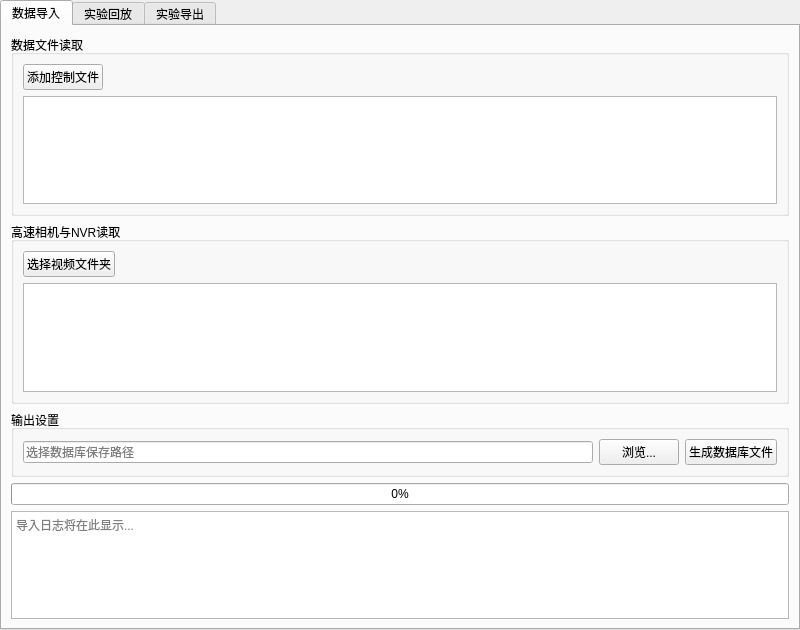
Qt form mainwindow.ui (concrettojava/completeApp) before a commit.
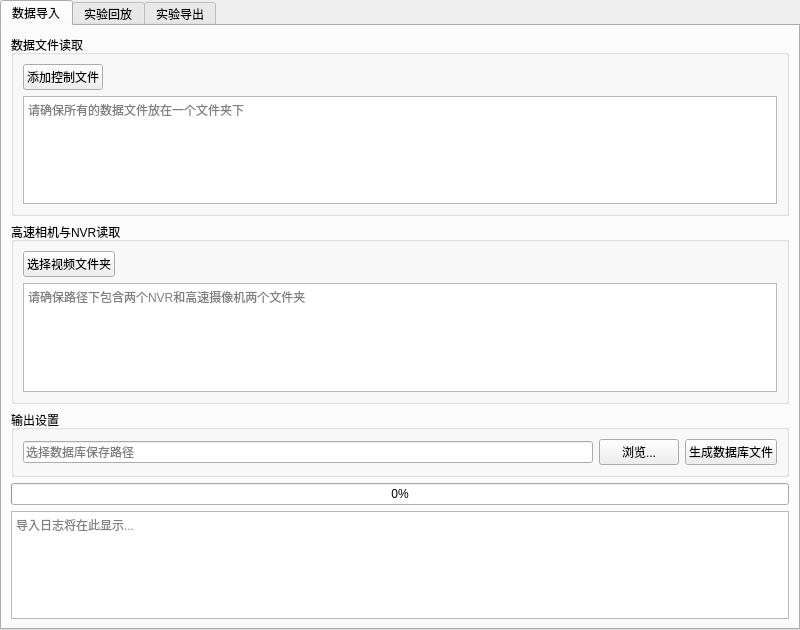
The same form after that commit. The open tabs and pages were chosen to show the change.

Commit message: 新增数据导入模块

```diff
--- a/mainwindow.ui
+++ b/mainwindow.ui
@@ -68,7 +68,14 @@
             </layout>
            </item>
            <item>
-            <widget class="QListView" name="csvList"/>
+            <widget class="QTextEdit" name="textEdit">
+             <property name="readOnly">
+              <bool>true</bool>
+             </property>
+             <property name="placeholderText">
+              <string>请确保所有的数据文件放在一个文件夹下</string>
+             </property>
+            </widget>
            </item>
           </layout>
          </widget>
@@ -104,7 +111,14 @@
             </layout>
            </item>
            <item>
-            <widget class="QListView" name="videoList"/>
+            <widget class="QTextEdit" name="textEdit_2">
+             <property name="readOnly">
+              <bool>true</bool>
+             </property>
+             <property name="placeholderText">
+              <string>请确保路径下包含两个NVR和高速摄像机两个文件夹</string>
+             </property>
+            </widget>
            </item>
           </layout>
          </widget>
```
Left out of the diff: 2 changed lines with no effect on the pictures. The commit also changes 5 other files.
